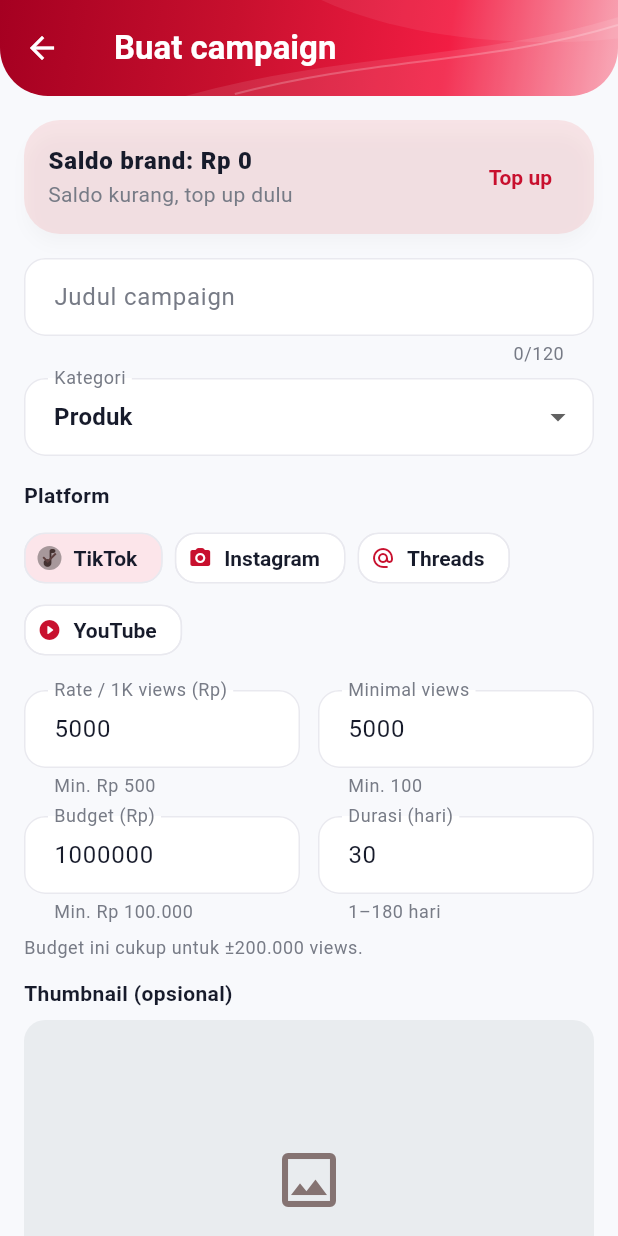
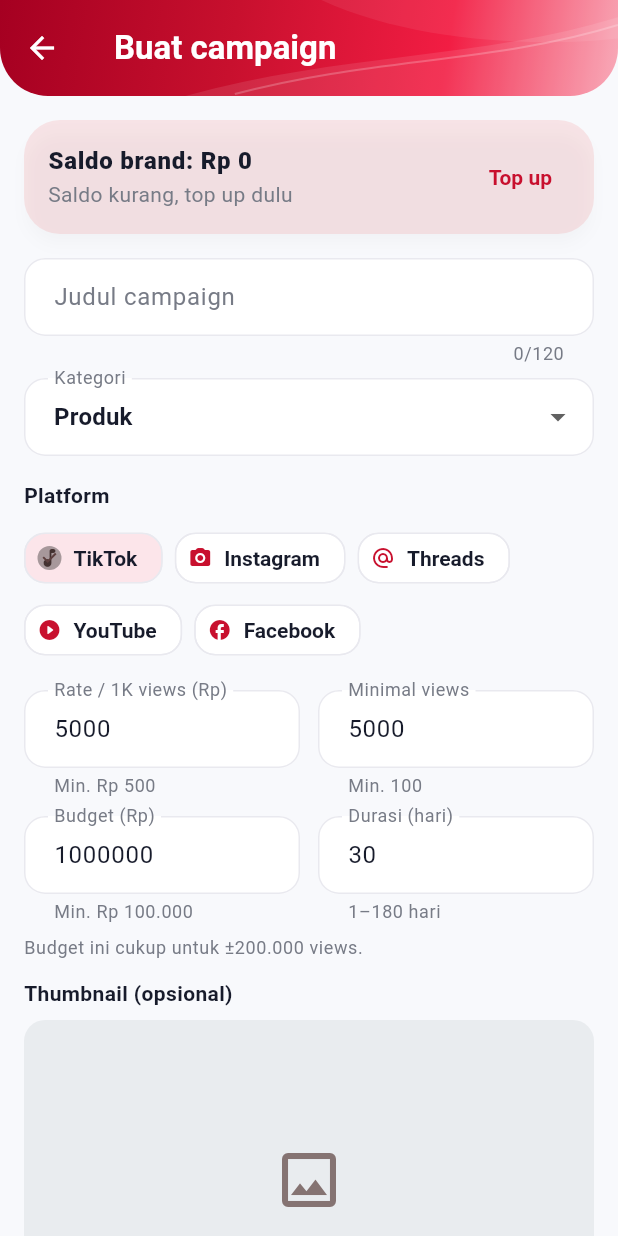
Before and after one commit to seoulinbowl18-Git/jkwEffect-Mobile-App, a Flutter app: the CreateCampaignView screen opened directly, on a phone screen of 412 x 824 dp. Run offline on Flutter 3.47's test engine with Material 3 defaults, Android fonts, the phone set to English and light mode, and no system bars; our stand-ins replace firebase_auth, firebase_core, flutter_riverpod, flutter_secure_storage, google_sign_in, image_picker and 1 more; accounts and stored records are empty.

Commit message:
Flutter: dukung platform Facebook pada campaign gerakan
Co-Authored-By: Claude Opus 5.5 <noreply@anthropic.com>
Claude-Session: https://claude.ai/code/session_011pcai2roEnoUu22CgGZpr5

```diff
--- a/flutter_app/lib/core/validators.dart
+++ b/flutter_app/lib/core/validators.dart
@@ -7,6 +7,7 @@ const Map<VideoPlatform, List<String>> _platformDomains = {
   VideoPlatform.instagram: ['instagram.com'],
   VideoPlatform.threads: ['threads.net', 'threads.com'],
   VideoPlatform.youtube: ['youtube.com', 'youtu.be'],
+  VideoPlatform.facebook: ['facebook.com', 'fb.com', 'fb.watch'],
 };
 
 final _urlRe = RegExp(r'^https?://([^/]+)/\S+$');
--- a/flutter_app/lib/models/enums.dart
+++ b/flutter_app/lib/models/enums.dart
@@ -30,7 +30,8 @@ enum VideoPlatform {
   tiktok('tiktok', 'TikTok'),
   instagram('instagram', 'Instagram'),
   threads('threads', 'Threads'),
-  youtube('youtube', 'YouTube');
+  youtube('youtube', 'YouTube'),
+  facebook('facebook', 'Facebook');
 
   const VideoPlatform(this.wire, this.label);
   final String wire;
--- a/flutter_app/lib/views/creator/claim_proof_view.dart
+++ b/flutter_app/lib/views/creator/claim_proof_view.dart
@@ -44,6 +44,11 @@ const proofGuides = <VideoPlatform, List<String>>{
     'Buka aplikasi YouTube Studio → Konten → Shorts, lalu pilih video yang kamu daftarkan.',
     'Ketuk "Analytics" / "Analitik".',
     'Tampilkan Penayangan, Waktu tonton, dan Durasi rata-rata penayangan.',
+  ],
+  VideoPlatform.facebook: [
+    'Buka Facebook, masuk ke Profil/Halaman, lalu buka postingan yang kamu daftarkan.',
+    'Ketuk "Lihat insight" / "Dasbor profesional" di bawah postingan.',
+    'Tampilkan jumlah Tayangan, Jangkauan, dan Interaksi (bagikan & komentar).',
   ],
 };
 
--- a/flutter_app/lib/widgets/platform_badge.dart
+++ b/flutter_app/lib/widgets/platform_badge.dart
@@ -8,6 +8,7 @@ extension VideoPlatformIcon on VideoPlatform {
         VideoPlatform.instagram => Icons.camera_alt_rounded,
         VideoPlatform.threads => Icons.alternate_email_rounded,
         VideoPlatform.youtube => Icons.play_circle_fill_rounded,
+        VideoPlatform.facebook => Icons.facebook_rounded,
       };
 }
 
```
Also changed, not shown: flutter_app/pubspec.lock.
